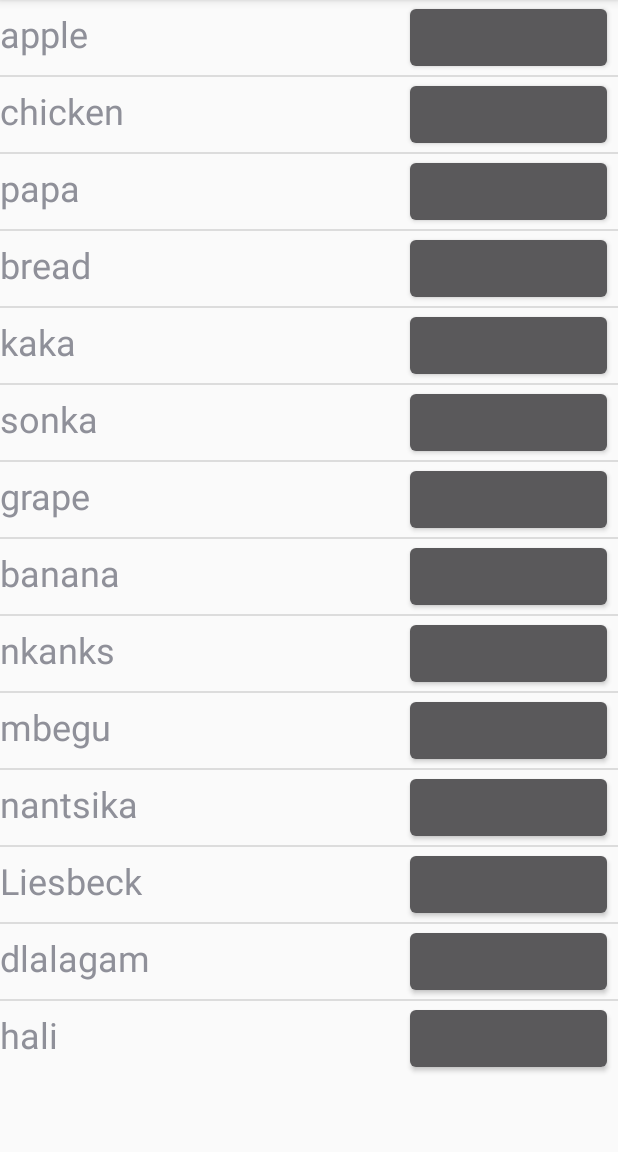
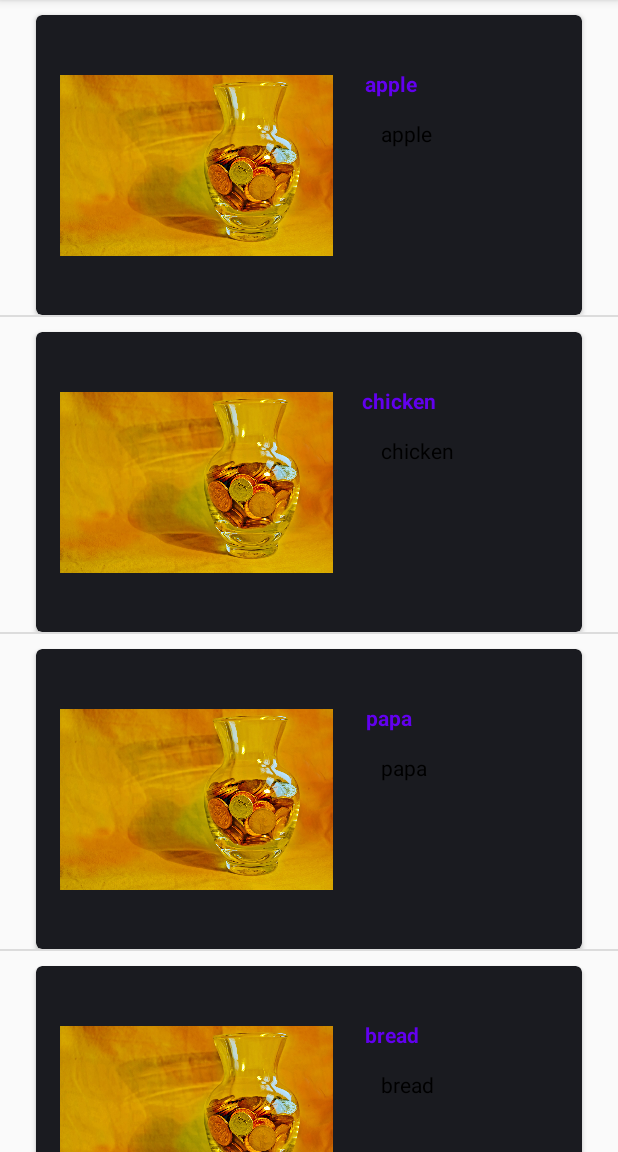
Before and after one commit to Leletungalo/InvestNation, an Android app: the screen it shows after launch (investActivity before the commit, financialListView after it), on a phone screen of 412 x 824 dp, the part 84-1236 px from its top. Run offline under Robolectric (Android 15) with nearby library versions, the phone set to English and light mode, and no system bars; libraries missing offline, so code that uses them is left out: com.amazonaws.mobile, com.amazonaws.mobileconnectors.

Commit message:
added amplify but not used

```diff
--- a/app/build.gradle
+++ b/app/build.gradle
@@ -1,6 +1,6 @@
 apply plugin: 'com.android.application'
 
-//apply plugin: 'com.amazonaws.appsync'
+apply plugin: 'com.amazonaws.appsync'
 
 android {
     compileSdkVersion 29
@@ -32,10 +32,10 @@ dependencies {
 
     //aws dependences
     //Base SDK
-   /* implementation 'com.amazonaws:aws-android-sdk-core:2.13.5'
+    implementation 'com.amazonaws:aws-android-sdk-core:2.13.5'
     //AppSync
     implementation 'com.amazonaws:aws-android-sdk-appsync:2.10.0'
     implementation 'org.eclipse.paho:org.eclipse.paho.client.mqttv3:1.2.0'
-    implementation 'org.eclipse.paho:org.eclipse.paho.android.service:1.1.1'*/
+    implementation 'org.eclipse.paho:org.eclipse.paho.android.service:1.1.1'
 
 }
--- a/app/src/main/AndroidManifest.xml
+++ b/app/src/main/AndroidManifest.xml
@@ -19,6 +19,7 @@
         <activity android:name=".financialListView"></activity>
         <activity android:name=".FinancialLitracyActivity" />
         <activity android:name=".investActivity"/>
+        <activity android:name=".Main2Activity"/>
         <activity
             android:name=".MainActivity"
             android:theme="@style/AppTheme.NoActionBar">
--- a/app/src/main/java/com/example/investnation/CustomAdapter.java
+++ b/app/src/main/java/com/example/investnation/CustomAdapter.java
@@ -6,6 +6,7 @@ import android.view.View;
 import android.view.ViewGroup;
 import android.widget.BaseAdapter;
 import android.widget.Button;
+import android.widget.ImageView;
 import android.widget.TextView;
 
 public class CustomAdapter extends BaseAdapter {
@@ -50,11 +51,16 @@ public class CustomAdapter extends BaseAdapter {
 
     @Override
     public View getView(int i, View view, ViewGroup viewGroup) {
-        view = layoutInflater.inflate(R.layout.activity_list,null);
-        TextView foodEle = view.findViewById(R.id.nameOfInvestment);
-        Button que = view.findViewById(R.id.qustionButtonForInvestment);
+        view = layoutInflater.inflate(R.layout.activity_financial_litracy,null);
+        //TextView foodEle = view.findViewById(R.id.nameOfInvestment);
+      //  Button que = view.findViewById(R.id.qustionButtonForInvestment);
+        TextView textView = view.findViewById(R.id.textView);
+        TextView textView2 = view.findViewById(R.id.textView2);
+        ImageView imageView = view.findViewById(R.id.imageView);
 
-        foodEle.setText(food[i]);
+        textView.setText(food[i]);
+        textView2.setText(dicri[i]);
+        imageView.setImageResource(numId);
         return view;
     }
 }
--- a/app/src/main/java/com/example/investnation/MainActivity.java
+++ b/app/src/main/java/com/example/investnation/MainActivity.java
@@ -8,6 +8,9 @@ import android.os.Handler;
 import android.widget.ProgressBar;
 import android.widget.Toast;
 
+import com.amazonaws.mobile.config.AWSConfiguration;
+import com.amazonaws.mobileconnectors.appsync.AWSAppSyncClient;
+
 public class MainActivity extends AppCompatActivity {
 
     ProgressBar progressBar;
@@ -15,10 +18,15 @@ public class MainActivity extends AppCompatActivity {
     Handler mHandler = new Handler();
     Thread thread;
 
+
+
     @Override
     protected void onCreate(Bundle savedInstanceState) {
         super.onCreate(savedInstanceState);
         setContentView(R.layout.activity_main);
+
+
+
 
         flag = 0;
         progressBar = findViewById(R.id.progressBar);
@@ -30,7 +38,7 @@ public class MainActivity extends AppCompatActivity {
         thread = new Thread(new Runnable() {
             @Override
             public void run() {
-                while(flag < 100){
+                while(flag < 100) {
                     flag++;
                     android.os.SystemClock.sleep(50);
                     mHandler.post(new Runnable() {
@@ -40,18 +48,18 @@ public class MainActivity extends AppCompatActivity {
                         }
                     });
 
-
+                }
                mHandler.post(new Runnable() {
                    @Override
                    public void run() {
+
                        // start the next activity using an intent
                     //   startActivity(new Intent(MainActivity.this, FinancialLitracyActivity.class));
-                       Intent intent = new Intent(MainActivity.this,investActivity.class);
-                       startActivity(intent);
+                     //  Intent intent = new Intent(MainActivity.this,investActivity.class);
+                     //  startActivity(intent);
+                      startActivity(new Intent(MainActivity.this,financialListView.class));
                    }
                });
-
-                }
             }
         });
         thread.start();
--- a/app/src/main/java/com/example/investnation/financialListView.java
+++ b/app/src/main/java/com/example/investnation/financialListView.java
@@ -9,15 +9,17 @@ import android.widget.TextView;
 
 public class financialListView extends AppCompatActivity {
     ListView finacialListView;
-    TextView textView;
-    TextView textView2;
-    ImageView imageView;
+
     @Override
     protected void onCreate(Bundle savedInstanceState) {
         super.onCreate(savedInstanceState);
         setContentView(R.layout.activity_financial_list_view);
+        finacialListView = findViewById(R.id.financialListView);
 
+        String[] food = {"apple","chicken","papa","bread","kaka","sonka","grape","banana","nkanks","mbegu","nantsika","Liesbeck","dlalagam","hali"};
+        String[] food2 = {"apple","chicken","papa","bread","kaka","sonka","grape","banana","nkanks","mbegu","nantsika","Liesbeck","dlalagam","hali"};
 
-
+        CustomAdapter customAdapter = new CustomAdapter(getApplicationContext(),food,food2,R.drawable.invest);
+        finacialListView.setAdapter(customAdapter);
     }
 }
--- a/app/src/main/java/com/example/investnation/investActivity.java
+++ b/app/src/main/java/com/example/investnation/investActivity.java
@@ -15,7 +15,7 @@ public class investActivity extends AppCompatActivity {
         setContentView(R.layout.activity_invest);
 
         investmentView = findViewById(R.id.investActivityListId);
-        question = findViewById(R.id.qustionButtonForInvestment);
+       // question = findViewById(R.id.qustionButtonForInvestment);
         String[] food = {"apple","chicken","papa","bread","kaka","sonka","grape","banana","nkanks","mbegu","nantsika","Liesbeck","dlalagam","hali"};
         CustomAdapter customAdapter = new CustomAdapter(getApplicationContext(),food);
         investmentView.setAdapter(customAdapter);
--- a/build.gradle
+++ b/build.gradle
@@ -8,7 +8,7 @@ buildscript {
     }
     dependencies {
         classpath 'com.android.tools.build:gradle:3.4.1'
-       // classpath 'com.amazonaws:aws-android-sdk-appsync-gradle-plugin:2.9.0'
+        classpath 'com.amazonaws:aws-android-sdk-appsync-gradle-plugin:2.9.0'
         // NOTE: Do not place your application dependencies here; they belong
         // in the individual module build.gradle files
     }
```
Also changed, not shown: app/src/main/java/com/example/investnation/Main2Activity.java (+48 -0 lines), app/src/main/res/layout/activity_main2.xml (+10 -2 lines), 1 other file.
